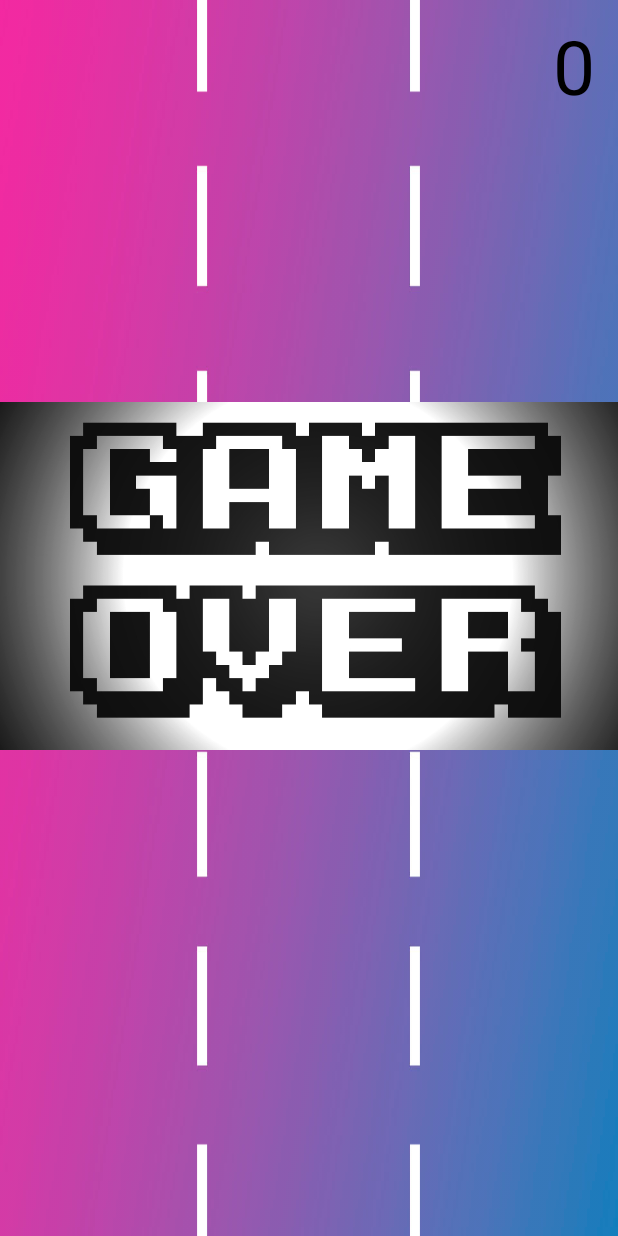
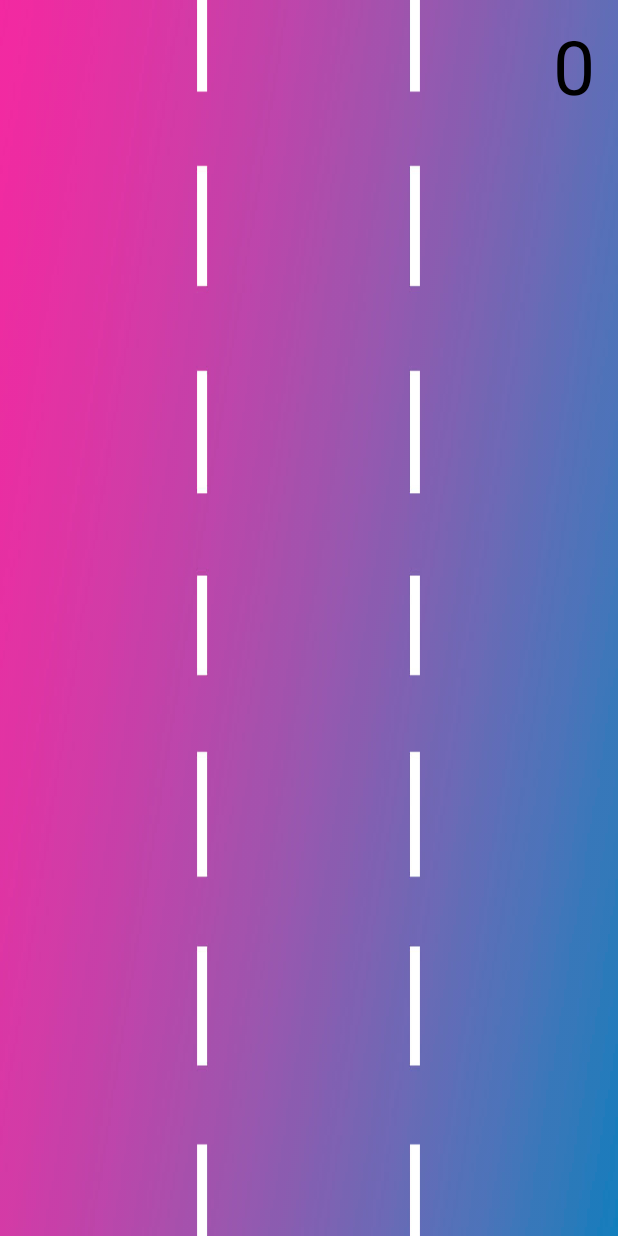
Before and after one commit to daniilbelogocev/flip-piano, an Android app: the layout activity_main.xml on its own in the app's theme, with its tools: preview values and no code run, on a phone screen of 412 x 824 dp. Run offline under Robolectric (Android 15) with nearby library versions, the phone set to English and light mode, and no system bars.

Commit message:
Added game over logic

```diff
--- a/app/src/main/java/com/nonameteam/flip_piano/MainActivity.java
+++ b/app/src/main/java/com/nonameteam/flip_piano/MainActivity.java
@@ -24,6 +24,7 @@ public class MainActivity extends AppCompatActivity {
     private static MainActivity context;
     public ViewGroup piecesParent;
     public TextView counterView;
+    public View gameOverView;
     public int score;
 
     @Override
@@ -38,6 +39,7 @@ public class MainActivity extends AppCompatActivity {
         this.pieces = new ArrayList<>();
         this.piecesParent = findViewById(R.id.pieces_parent);
         this.counterView = findViewById(R.id.count);
+        this.gameOverView = findViewById(R.id.game_over_image);
 
         this.timer = new Timer();
         this.timer.schedule(new TimerTask() {
@@ -77,7 +79,9 @@ public class MainActivity extends AppCompatActivity {
                                 MainActivity.context.counterView.setText(String.valueOf(MainActivity.context.score));
                             } else {
                                 MainActivity.context.timer.cancel();
-                                Toast.makeText(MainActivity.context, "ВЫ ПРОИГРАЛИ", Toast.LENGTH_SHORT).show();
+                                MainActivity.context.piecesParent.removeView(MainActivity.context.pieces.get(i).view);
+                                MainActivity.context.pieces.remove(i);
+                                MainActivity.context.gameOverView.setVisibility(View.VISIBLE);
                             }
                         }
                     }
--- a/app/src/main/res/layout/activity_main.xml
+++ b/app/src/main/res/layout/activity_main.xml
@@ -25,14 +25,15 @@
             android:layout_marginEnd="15dp"
             android:text="0"
             android:textColor="@android:color/black"
-            android:textSize="50dp"
+            android:textSize="50sp"
             tools:ignore="MissingConstraints" />
 
         <ImageView
-            android:id="@+id/imageView2"
-            android:layout_width="wrap_content"
-            android:layout_height="wrap_content"
-            app:srcCompat="@drawable/game_over" />
+            android:id="@+id/game_over_image"
+            android:layout_width="match_parent"
+            android:layout_height="match_parent"
+            app:srcCompat="@drawable/game_over"
+            android:visibility="gone"/>
     </RelativeLayout>
 
 </androidx.constraintlayout.widget.ConstraintLayout>
--- a/app/src/main/res/layout/piano_piece.xml
+++ b/app/src/main/res/layout/piano_piece.xml
@@ -3,4 +3,4 @@
     android:layout_width="50dp"
     android:layout_height="80dp"
     android:layout_centerHorizontal="true"
-    android:background="@drawable/keyjpg" />
+    android:background="@color/white" />
```
